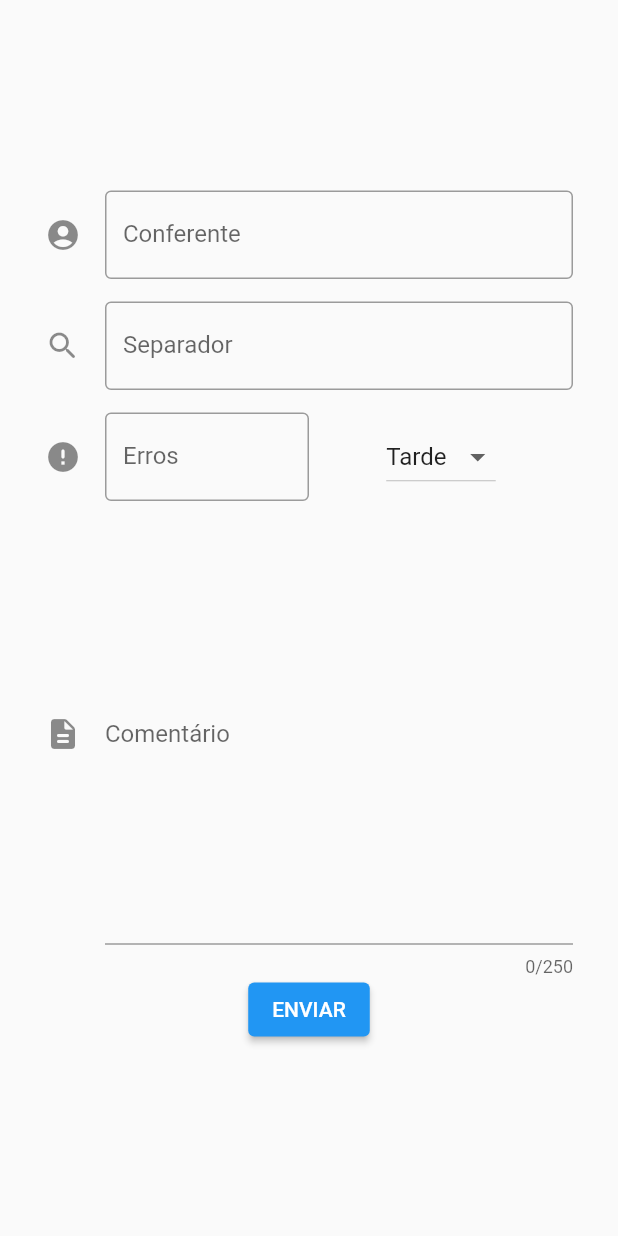
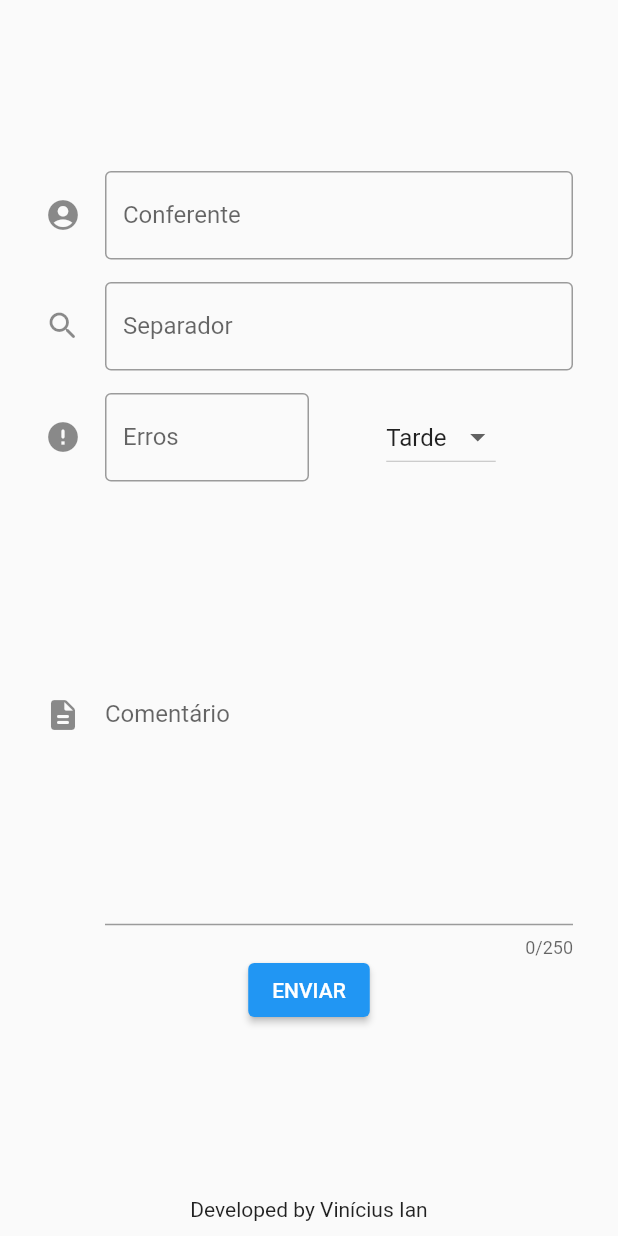
Before and after one commit to iAN3107/conferencia_carreta_diso, a Flutter app: the screen it shows after launch, on a phone screen of 412 x 824 dp. Run offline on Flutter 3.47's test engine with Material 2 defaults, Android fonts, the light colour scheme and no system bars; our stand-ins replace fluttertoast; missing offline and left inert: sql_conn.

Commit message:
ajustado icone e nome

```diff
--- a/lib/cadastro.dart
+++ b/lib/cadastro.dart
@@ -23,7 +23,10 @@ class _MyHomePageState extends State<MyHomePage> {
   @override
   Widget build(BuildContext context) {
     return Scaffold(
-      body: Center(
+      body: Column(
+        children: [
+          Expanded(
+            child: Center(
               child: SingleChildScrollView(
                 padding: EdgeInsets.all(30),
                 child: Column(
@@ -162,11 +165,16 @@ class _MyHomePageState extends State<MyHomePage> {
                         //faltaConferente();
                       },
                       child: Text('ENVIAR'),
-              )
+                    ),
                   ],
                 ),
               ),
             ),
+          ),
+          Align(alignment: FractionalOffset.bottomCenter, child: Text('Developed by Vinícius Ian')
+          ), SizedBox(height: 10,)
+        ],
+      ),
     );
   }
 }
```
Also changed, not shown: 17 other files. Lines whose indentation alone changed are shown as unchanged.
